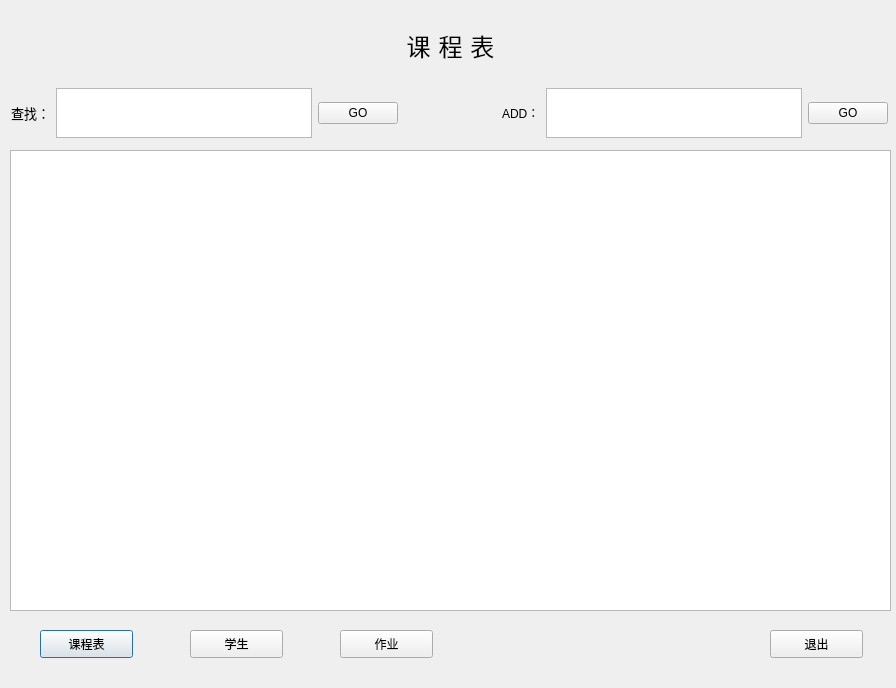
First picture: the form in 2.0/Class-Managing-System/information.ui, repository ALongTail/Class-Managing-System, before the edit.
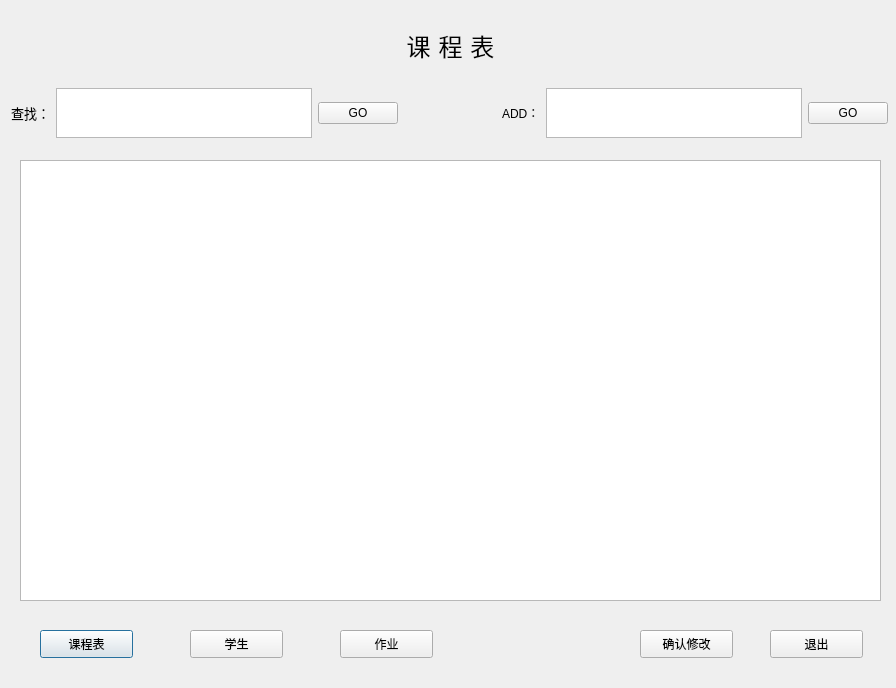
Second picture: the form after the edit.

Patch:
```diff
--- a/2.0/Class-Managing-System/information.ui
+++ b/2.0/Class-Managing-System/information.ui
@@ -16,19 +16,6 @@
   <property name="whatsThis">
    <string/>
   </property>
-  <widget class="QTableView" name="tableView">
-   <property name="geometry">
-    <rect>
-     <x>10</x>
-     <y>150</y>
-     <width>881</width>
-     <height>461</height>
-    </rect>
-   </property>
-   <property name="whatsThis">
-    <string>修改值</string>
-   </property>
-  </widget>
   <widget class="QLabel" name="lbTitle">
    <property name="geometry">
     <rect>
@@ -174,6 +161,29 @@
     <string>作业</string>
    </property>
   </widget>
+  <widget class="QPushButton" name="BtnEdit">
+   <property name="geometry">
+    <rect>
+     <x>640</x>
+     <y>630</y>
+     <width>93</width>
+     <height>28</height>
+    </rect>
+   </property>
+   <property name="text">
+    <string>确认修改</string>
+   </property>
+  </widget>
+  <widget class="QTableWidget" name="tableWidget">
+   <property name="geometry">
+    <rect>
+     <x>20</x>
+     <y>160</y>
+     <width>861</width>
+     <height>441</height>
+    </rect>
+   </property>
+  </widget>
  </widget>
  <resources/>
  <connections/>
```
Left out of the diff: 18 changed lines with no effect on the pictures.
